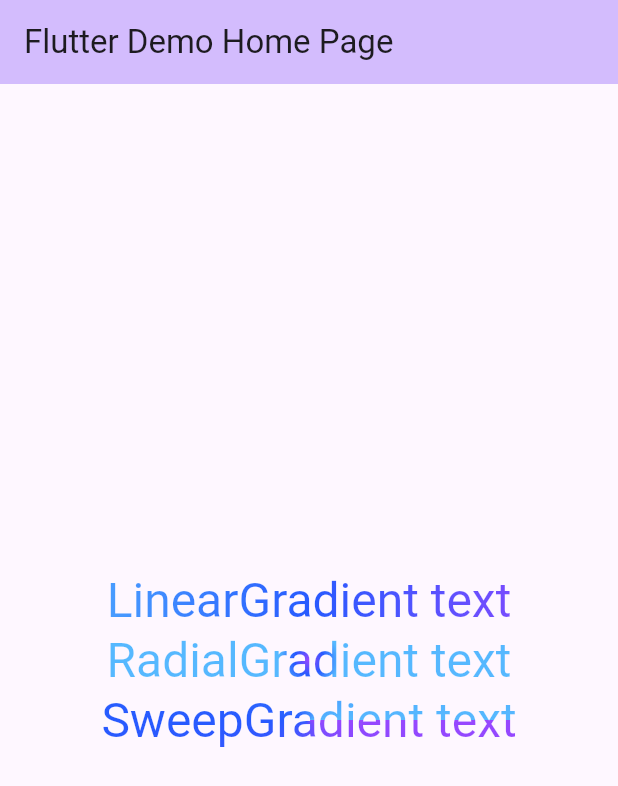
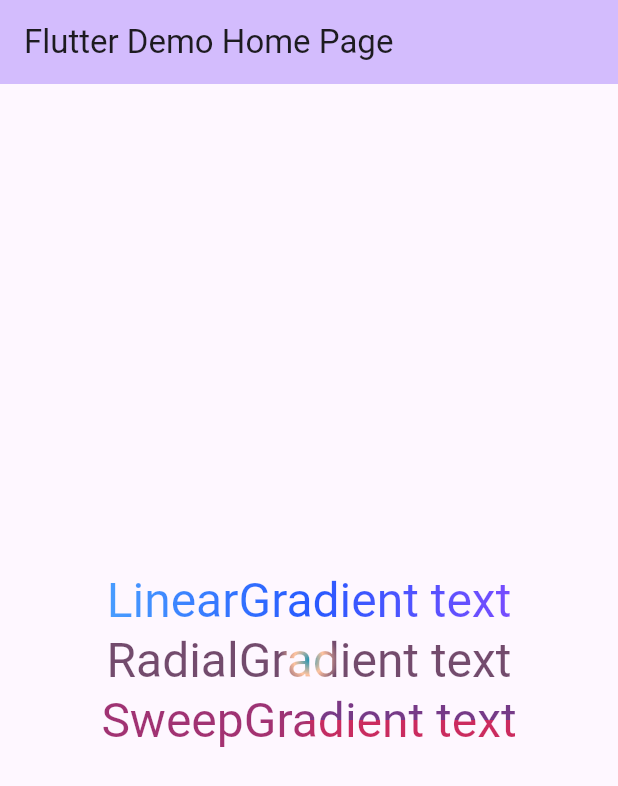
Before and after one commit to mdshadatrahman/gradient_text, a Flutter app: the screen it shows after launch, on a phone screen of 412 x 824 dp. Shown: the top 786 px of the screen. Run offline on Flutter 3.47's test engine with Material 2 defaults, Android fonts, the phone set to English and light mode, and no system bars.

Commit message:
color changed

```diff
--- a/example/lib/main.dart
+++ b/example/lib/main.dart
@@ -51,9 +51,9 @@ class _MyHomePageState extends State<MyHomePage> {
               text: 'RadialGradient text',
               gradient: const RadialGradient(
                 colors: [
-                  Color(0xFF9747FF),
-                  Color(0xFF275AFF),
-                  Color(0xFF56B8FF),
+                  Color(0xff2193b0),
+                  Color(0xffffc3a0),
+                  Color(0xFF734b6d),
                 ],
               ),
               style: Theme.of(context).textTheme.headlineLarge,
@@ -62,9 +62,8 @@ class _MyHomePageState extends State<MyHomePage> {
               text: 'SweepGradient text',
               gradient: const SweepGradient(
                 colors: [
-                  Color(0xFF9747FF),
-                  Color(0xFF275AFF),
-                  Color(0xFF56B8FF),
+                  Color(0xffcc2b5e),
+                  Color(0xff753a88),
                 ],
               ),
               style: Theme.of(context).textTheme.headlineLarge,
```
